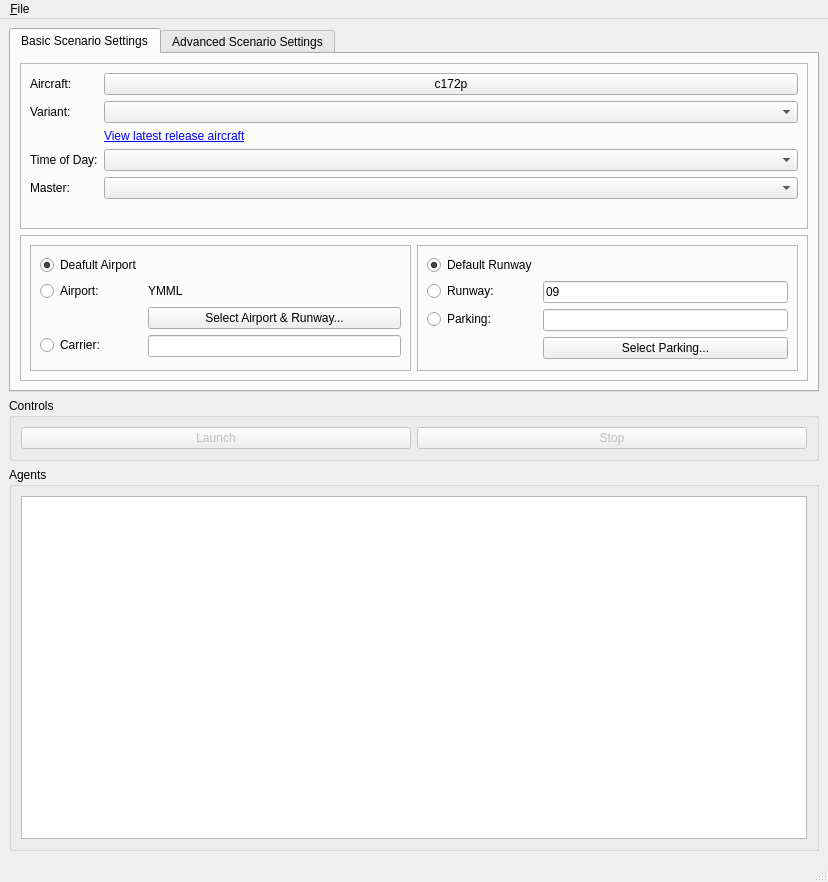
Old version of the form fgo/ui/MainWindow.ui in the repository cgspeck/fg-orchestrator.
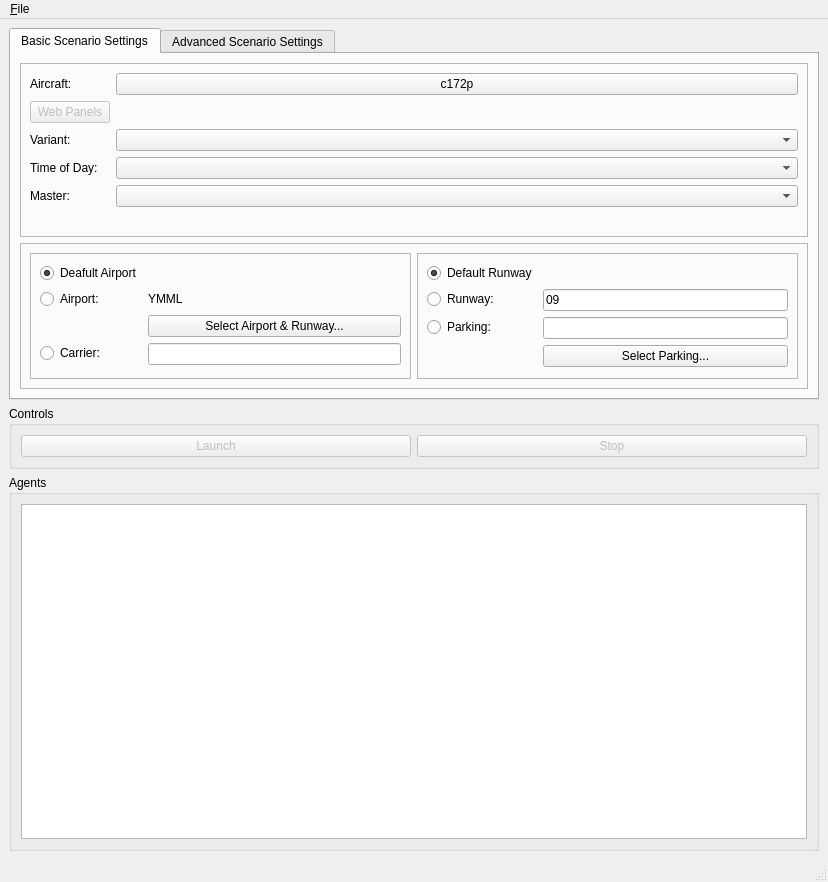
New version of the form. Icons and pictures are not drawn.

Commit message: Scan for and expose aircraft web panels

What changed in the file:
```diff
--- a/fgo/ui/MainWindow.ui
+++ b/fgo/ui/MainWindow.ui
@@ -63,7 +63,14 @@
              </property>
             </widget>
            </item>
-           <item row="1" column="0">
+           <item row="0" column="1">
+            <widget class="QPushButton" name="pbAircraft">
+             <property name="text">
+              <string>c172p</string>
+             </property>
+            </widget>
+           </item>
+           <item row="2" column="0">
             <widget class="QLabel" name="label_9">
              <property name="text">
               <string>Variant:</string>
@@ -71,14 +78,7 @@
             </widget>
            </item>
            <item row="2" column="1">
-            <widget class="QLabel" name="leAircraftLink">
-             <property name="text">
-              <string>&lt;a href=&quot;https://svn.code.sf.net/p/flightgear/fgaddon/trunk/Aircraft/&quot;&gt;View latest release aircraft&lt;/a&gt;</string>
-             </property>
-             <property name="openExternalLinks">
-              <bool>true</bool>
-             </property>
-            </widget>
+            <widget class="QComboBox" name="cbAircraftVariant"/>
            </item>
            <item row="3" column="0">
             <widget class="QLabel" name="label_2">
@@ -114,16 +114,16 @@
              </property>
             </widget>
            </item>
-           <item row="0" column="1">
-            <widget class="QPushButton" name="pbAircraft">
+           <item row="1" column="0">
+            <widget class="QPushButton" name="pbWebPanels">
+             <property name="enabled">
+              <bool>false</bool>
+             </property>
              <property name="text">
-              <string>c172p</string>
+              <string>Web Panels</string>
              </property>
             </widget>
            </item>
-           <item row="1" column="1">
-            <widget class="QComboBox" name="cbAircraftVariant"/>
-           </item>
           </layout>
          </widget>
         </item>
```
The commit also changes 18 other files.
